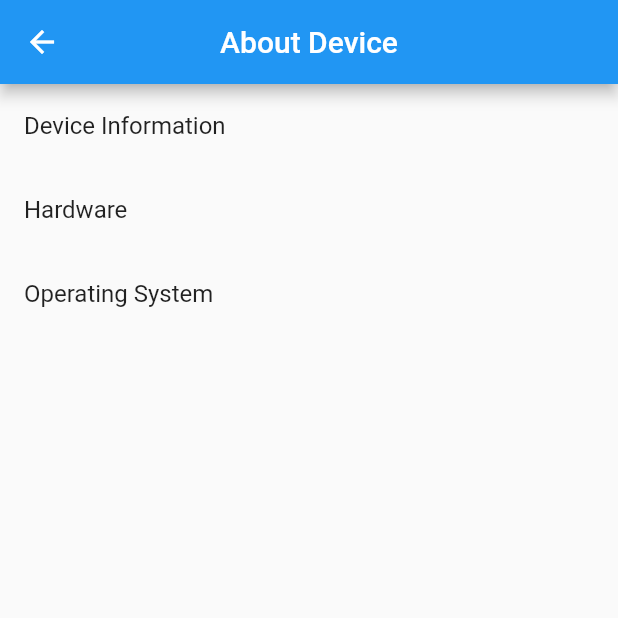
After one commit to kwe-k-u/settings, a Flutter app: the screen it shows after launch, after a tap on "About", on a phone screen of 412 x 824 dp, the top half of it. The commit adds this screen. Run offline on Flutter 3.47's test engine with Material 2 defaults, Android fonts, the phone set to English and light mode, and no system bars.

Commit message:
Added device information page ui

```diff
--- /dev/null
+++ b/lib/UI/AboutPage.dart
@@ -0,0 +1,45 @@
+import 'package:flutter/material.dart';
+import 'package:settings/UI/DeviceInformationPage.dart';
+
+class AboutPage extends StatefulWidget {
+  @override
+  _AboutPageState createState() => _AboutPageState();
+}
+
+class _AboutPageState extends State<AboutPage> {
+  @override
+  Widget build(BuildContext context) {
+    return MaterialApp(
+      home: Scaffold(
+        appBar: AppBar(
+          title: Text("About Device"),
+          centerTitle: true,
+          leading: BackButton(
+            onPressed: (){
+              Navigator.pop(context);
+            },
+          ),
+        ),
+        body: Container(
+          child: ListView(
+            children: [
+              ListTile(
+                title: Text("Device Information"),
+                onTap: (){
+                  Navigator.push(context,
+                  MaterialPageRoute(builder: (context)=> DeviceInformationPage()));
+                },
+              ),
+              ListTile(
+                title: Text("Hardware"),
+              ),
+              ListTile(
+                title: Text("Operating System"),
+              ),
+            ],
+          ),
+        ),
+      ),
+    );
+  }
+}
--- a/lib/UI/HomePage.dart
+++ b/lib/UI/HomePage.dart
@@ -1,4 +1,5 @@
 import 'package:flutter/material.dart';
+import 'package:settings/UI/AboutPage.dart';
 
 
 class HomePage extends StatefulWidget {
@@ -68,6 +69,12 @@ class _HomePageState extends State<HomePage> {
               ListTile(
                 leading: Icon(Icons.info_outline),
                 title: Text("About"),
+                onTap: (){
+                  Navigator.push(context, MaterialPageRoute(
+                  builder: (context)=> AboutPage()
+                  )
+                  );
+                },
               ),
 
 
```
Also changed, not shown: lib/UI/DeviceInformationPage.dart (added, +62 -0 lines), lib/main.dart (+0 -16 lines).
